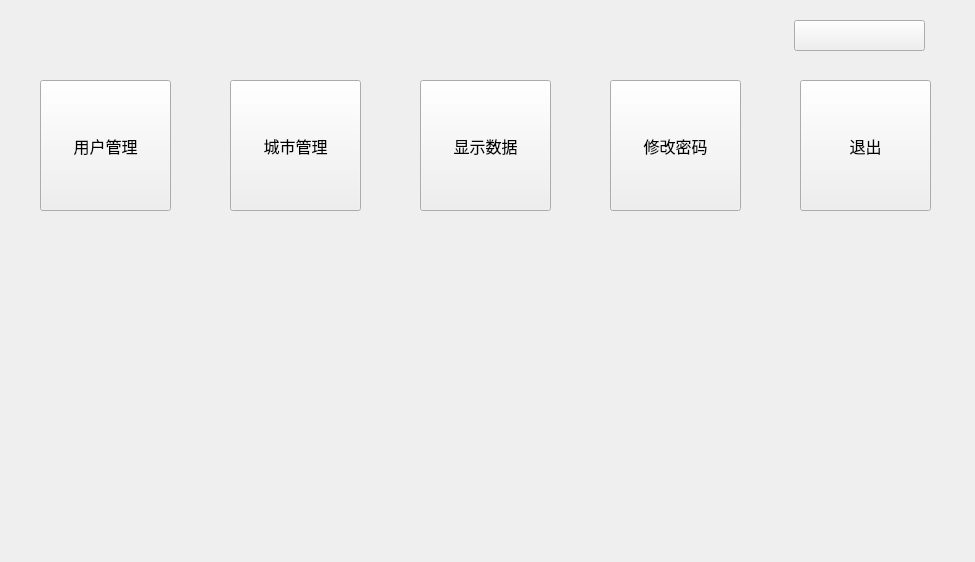
Old version of the form control.ui in the repository MrLalala/OnlineMonitor.
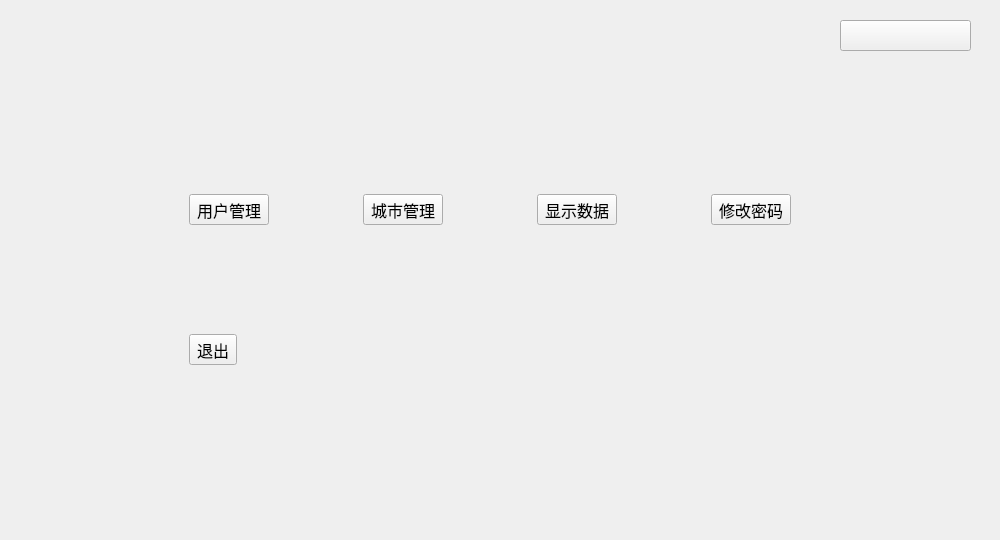
New version of the form. Icons and pictures are not drawn. Custom widgets are drawn as their Qt base class.

Commit message: 添加了主控制界面添加了退出功能

```diff
--- a/control.ui
+++ b/control.ui
@@ -6,8 +6,8 @@
    <rect>
     <x>0</x>
     <y>0</y>
-    <width>975</width>
-    <height>562</height>
+    <width>1000</width>
+    <height>540</height>
    </rect>
   </property>
   <property name="font">
@@ -26,45 +26,10 @@
    <enum>Qt::ToolButtonTextUnderIcon</enum>
   </property>
   <widget class="QWidget" name="centralWidget">
-   <widget class="QToolButton" name="userMgr">
-    <property name="geometry">
-     <rect>
-      <x>40</x>
-      <y>80</y>
-      <width>131</width>
-      <height>131</height>
-     </rect>
-    </property>
-    <property name="font">
-     <font>
-      <family>Microsoft YaHei UI</family>
-      <pointsize>12</pointsize>
-     </font>
-    </property>
-    <property name="text">
-     <string>用户管理</string>
-    </property>
-    <property name="icon">
-     <iconset resource="resources.qrc">
-      <normaloff>:/images/people.png</normaloff>:/images/people.png</iconset>
-    </property>
-    <property name="iconSize">
-     <size>
-      <width>100</width>
-      <height>100</height>
-     </size>
-    </property>
-    <property name="toolButtonStyle">
-     <enum>Qt::ToolButtonTextUnderIcon</enum>
-    </property>
-    <property name="autoRaise">
-     <bool>false</bool>
-    </property>
-   </widget>
    <widget class="MyButton" name="user">
     <property name="geometry">
      <rect>
-      <x>794</x>
+      <x>840</x>
       <y>20</y>
       <width>131</width>
       <height>31</height>
@@ -74,15 +39,60 @@
      <string/>
     </property>
    </widget>
+   <widget class="QLabel" name="time">
+    <property name="geometry">
+     <rect>
+      <x>40</x>
+      <y>20</y>
+      <width>271</width>
+      <height>31</height>
+     </rect>
+    </property>
+    <property name="text">
+     <string/>
+    </property>
+   </widget>
+   <widget class="QWidget" name="">
+    <property name="geometry">
+     <rect>
+      <x>90</x>
+      <y>80</y>
+      <width>801</width>
+      <height>401</height>
+     </rect>
+    </property>
+    <layout class="QGridLayout" name="gridLayout">
+     <item row="1" column="0">
+      <widget class="QToolButton" name="exit">
+       <property name="font">
+        <font>
+         <family>Microsoft YaHei UI</family>
+         <pointsize>12</pointsize>
+        </font>
+       </property>
+       <property name="text">
+        <string>退出</string>
+       </property>
+       <property name="icon">
+        <iconset resource="resources.qrc">
+         <normaloff>:/images/exit.png</normaloff>:/images/exit.png</iconset>
+       </property>
+       <property name="iconSize">
+        <size>
+         <width>100</width>
+         <height>100</height>
+        </size>
+       </property>
+       <property name="toolButtonStyle">
+        <enum>Qt::ToolButtonTextUnderIcon</enum>
+       </property>
+       <property name="autoRaise">
+        <bool>false</bool>
+       </property>
+      </widget>
+     </item>
+     <item row="0" column="1">
    <widget class="QToolButton" name="cityMgr">
-    <property name="geometry">
-     <rect>
-      <x>230</x>
-      <y>80</y>
-      <width>131</width>
-      <height>131</height>
-     </rect>
-    </property>
     <property name="font">
      <font>
       <family>Microsoft YaHei UI</family>
@@ -109,15 +119,9 @@
      <bool>false</bool>
     </property>
    </widget>
-   <widget class="QToolButton" name="psdChg">
-    <property name="geometry">
-     <rect>
-      <x>610</x>
-      <y>80</y>
-      <width>131</width>
-      <height>131</height>
-     </rect>
-    </property>
+     </item>
+     <item row="0" column="0">
+      <widget class="QToolButton" name="userMgr">
     <property name="font">
      <font>
       <family>Microsoft YaHei UI</family>
@@ -125,7 +129,7 @@
      </font>
     </property>
     <property name="text">
-     <string>修改密码</string>
+        <string>用户管理</string>
     </property>
     <property name="icon">
      <iconset resource="resources.qrc">
@@ -144,15 +148,9 @@
      <bool>false</bool>
     </property>
    </widget>
+     </item>
+     <item row="0" column="2">
    <widget class="QToolButton" name="showData">
-    <property name="geometry">
-     <rect>
-      <x>420</x>
-      <y>80</y>
-      <width>131</width>
-      <height>131</height>
-     </rect>
-    </property>
     <property name="font">
      <font>
       <family>Microsoft YaHei UI</family>
@@ -179,15 +177,9 @@
      <bool>false</bool>
     </property>
    </widget>
-   <widget class="QToolButton" name="exit">
-    <property name="geometry">
-     <rect>
-      <x>800</x>
-      <y>80</y>
-      <width>131</width>
-      <height>131</height>
-     </rect>
-    </property>
+     </item>
+     <item row="0" column="3">
+      <widget class="QToolButton" name="psdChg">
     <property name="font">
      <font>
       <family>Microsoft YaHei UI</family>
@@ -195,7 +187,7 @@
      </font>
     </property>
     <property name="text">
-     <string>退出</string>
+        <string>修改密码</string>
     </property>
     <property name="icon">
      <iconset resource="resources.qrc">
@@ -214,18 +206,8 @@
      <bool>false</bool>
     </property>
    </widget>
-   <widget class="QLabel" name="time">
-    <property name="geometry">
-     <rect>
-      <x>40</x>
-      <y>20</y>
-      <width>271</width>
-      <height>31</height>
-     </rect>
-    </property>
-    <property name="text">
-     <string/>
-    </property>
+     </item>
+    </layout>
    </widget>
   </widget>
  </widget>
```
Left out of the diff: 4 changed lines with no effect on the pictures. Lines whose indentation alone changed are shown as unchanged. The commit also changes 14 other files.
